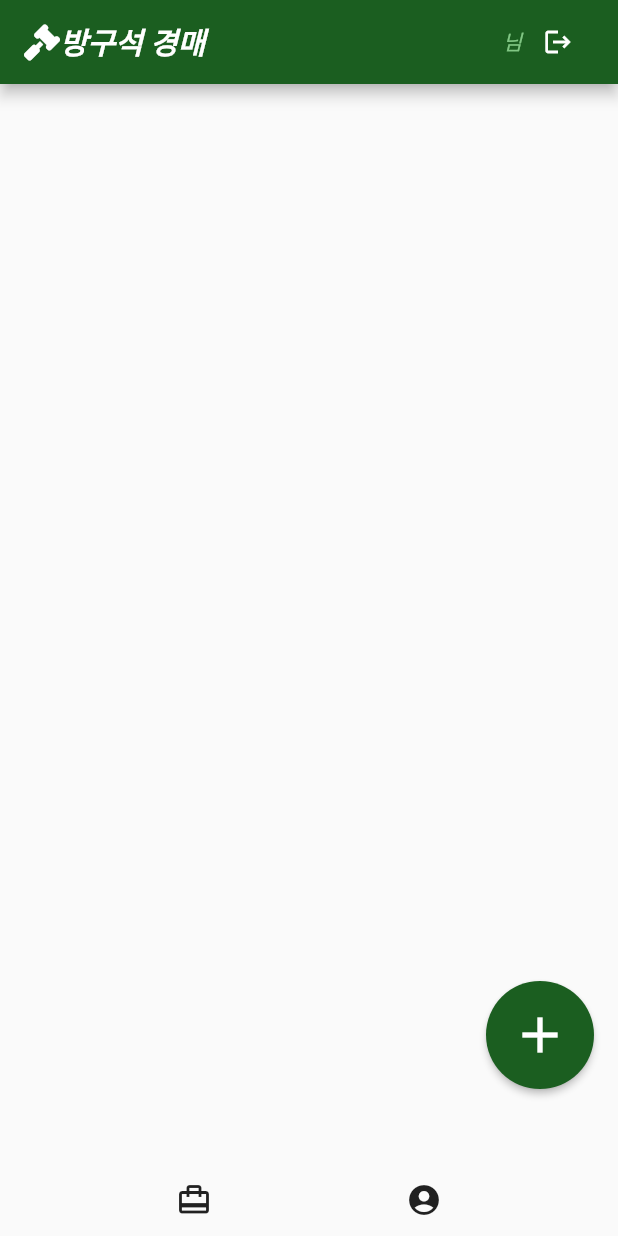
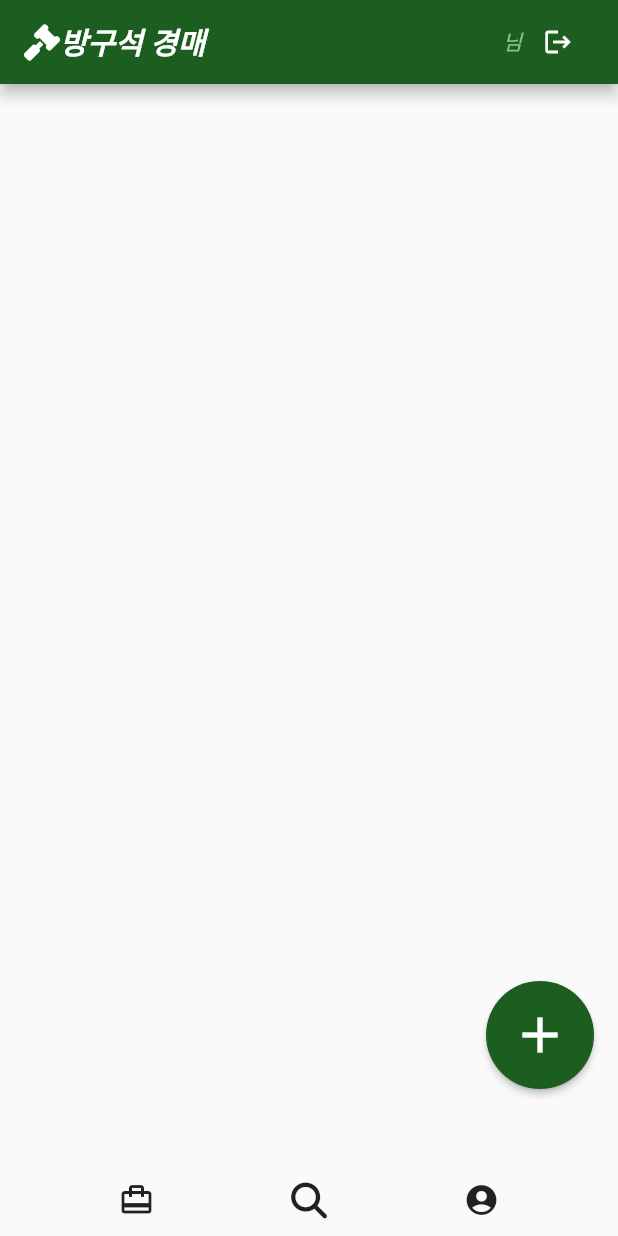
Before and after one commit to BaekYoungHoon/AuctionStore_Flutter, a Flutter app: the MyHomePage screen opened directly, on a phone screen of 412 x 824 dp. Run offline on Flutter 3.47's test engine with Material 2 defaults, Android fonts, the phone set to English and light mode, and no system bars; our stand-ins replace cloud_firestore, firebase_auth, firebase_core, font_awesome_flutter, google_sign_in and 1 more; missing offline and left inert: dart:ffi; accounts and stored records are empty.

Commit message:
검색 창
아직 기능은 없음

```diff
--- a/lib/main.dart
+++ b/lib/main.dart
@@ -149,6 +149,14 @@ class _MyHomePageState extends State<MyHomePage> {
                 Screen = 1;
               });
             },
+            icon: Icon(FontAwesomeIcons.search),
+          ),
+          IconButton(
+            onPressed: () {
+              setState(() {
+                Screen = 2;
+              });
+            },
             icon: Icon(Icons.account_circle),
           ),
         ],
@@ -170,6 +178,58 @@ class _MyHomePageState extends State<MyHomePage> {
                 ),
                 Text(
                   "방구석 경매",
+                  style: TextStyle(
+                    color: Colors.white,
+                    fontWeight: FontWeight.bold,
+                    fontStyle: FontStyle.italic,
+                  ),
+                ),
+              ],
+            ),
+            Row(
+              mainAxisAlignment: MainAxisAlignment.end,
+              children: [
+                Text(
+                  "$userName 님",
+                  style: TextStyle(
+                    color: Colors.green[300],
+                    fontStyle: FontStyle.italic,
+                    fontSize: 14,
+                  ),
+                ),
+                IconButton(
+                  alignment: Alignment.center,
+                  icon: Icon(
+                    Icons.logout,
+                    size: 20,
+                  ),
+                  style: ButtonStyle(
+                    iconSize: MaterialStateProperty.all(1),
+                  ),
+                  onPressed: () {
+                    _handleSignOut(context);
+                  },
+                ),
+              ],
+            ),
+          ],
+        ),
+      );
+    }
+    else if(Screen == 1){
+      return AppBar(
+        backgroundColor: Colors.green[900],
+        automaticallyImplyLeading: false,
+        title: Row(
+          mainAxisAlignment: MainAxisAlignment.spaceBetween,
+          children: [
+            Row(
+              children: [
+                Icon(
+                  FontAwesomeIcons.search,
+                ),
+                Text(
+                  "상품 검색",
                   style: TextStyle(
                     color: Colors.white,
                     fontWeight: FontWeight.bold,
@@ -329,7 +389,22 @@ class _MyHomePageState extends State<MyHomePage> {
           ),
         ],
       );
-    } else {
+    } else if(Screen == 1){
+      return Scaffold(
+        body: Column(
+          children: [
+            TextField(
+                decoration: InputDecoration(
+                labelText: '원하는 상품 명을 입력 하세요', // 텍스트 필드 위에 나타날 레이블
+                hintText: 'EX) 먹태깡 ', // 사용자에게 힌트를 제공할 텍스트
+                border: OutlineInputBorder(), // 텍스트 필드 주위에 테두리를 만듦
+              )
+            )
+          ]
+        )
+      );
+    }
+    else {
       return Scaffold(
         body: Column(
           children: [
@@ -412,7 +487,7 @@ class detailItem extends StatelessWidget {
         mainAxisAlignment: MainAxisAlignment.start,
         children: [
           Text(
-            "$title",
+            "제목 : $title",
             style: TextStyle(
               fontStyle: FontStyle.italic,
               fontWeight: FontWeight.bold,
@@ -427,7 +502,7 @@ class detailItem extends StatelessWidget {
             ),
           ),
           Text(
-            "$detail",
+            "상세설명 : $detail",
             style: TextStyle(
               fontStyle: FontStyle.italic,
               fontWeight: FontWeight.bold,
```
Also changed, not shown: 1 other file.
